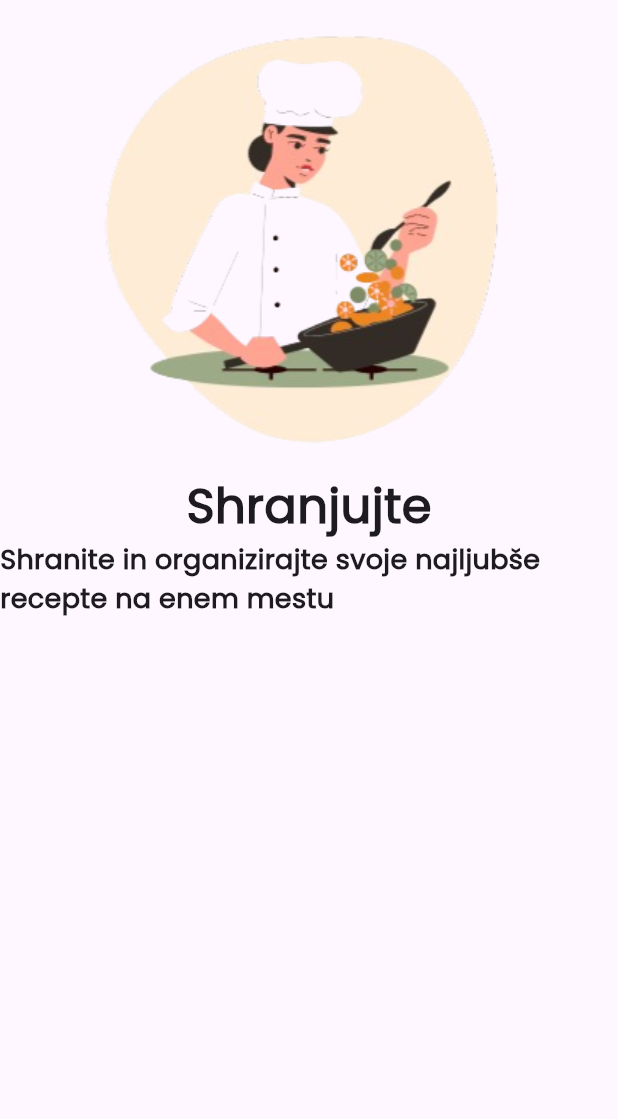
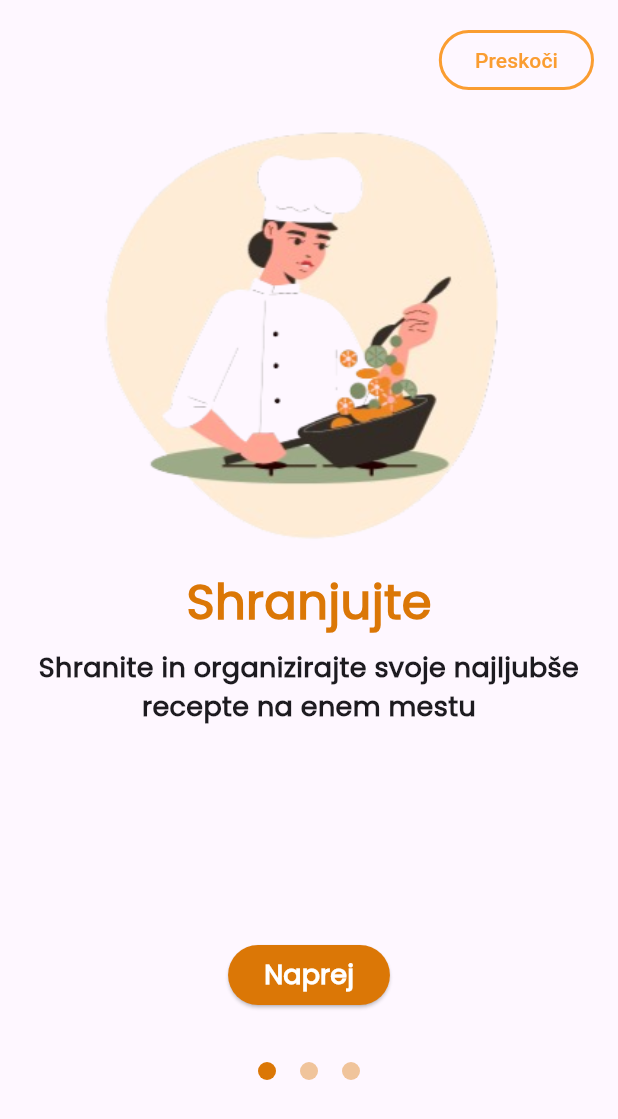
Before and after one commit to MajaR46/TVA, a Flutter app: the screen it shows after launch, on a phone screen of 412 x 824 dp. Shown: the top 1119 px of the screen. Run offline on Flutter 3.47's test engine with Material 3 defaults, Android fonts, the phone set to English and light mode, and no system bars.

Commit message:
finished onboarding screens

```diff
--- a/lib/screens/onboarding_screen.dart
+++ b/lib/screens/onboarding_screen.dart
@@ -1,7 +1,187 @@
 import 'package:flutter/material.dart';
+import 'package:foodie/screens/home_screen.dart';
 
-class OnBoardingScreen extends StatelessWidget {
+class OnBoardingScreen extends StatefulWidget {
   const OnBoardingScreen({Key? key}) : super(key: key);
+
+  @override
+  State<OnBoardingScreen> createState() => _OnBoardingScreenState();
+}
+
+class _OnBoardingScreenState extends State<OnBoardingScreen> {
+  late PageController _pageController;
+
+  int _pageIndex = 0;
+
+  @override
+  void initState() {
+    _pageController = PageController(initialPage: 0);
+    super.initState();
+  }
+
+  @override
+  void dispose() {
+    _pageController.dispose();
+    super.dispose();
+  }
+
+  @override
+  Widget build(BuildContext context) {
+    return Scaffold(
+      body: SafeArea(
+        child: Stack(
+          children: [
+            Column(
+              crossAxisAlignment: CrossAxisAlignment.stretch,
+              children: [
+                Expanded(
+                  child: PageView.builder(
+                    itemCount: data.length,
+                    controller: _pageController,
+                    onPageChanged: (index) {
+                      setState(() {
+                        _pageIndex = index;
+                      });
+                    },
+                    itemBuilder: (context, index) {
+                      return OnboardContent(
+                        image: data[index].image,
+                        title: data[index].title,
+                        desc: data[index].desc,
+                      );
+                    },
+                  ),
+                ),
+              ],
+            ),
+            Positioned(
+              top: 700,
+              left: 0,
+              right: 0,
+              child: Row(
+                mainAxisAlignment: MainAxisAlignment.center,
+                children: data.map((item) {
+                  int index = data.indexOf(item);
+                  return Padding(
+                    padding: const EdgeInsets.all(8.0),
+                    child: Dot(isActive: index == _pageIndex),
+                  );
+                }).toList(),
+              ),
+            ),
+            Positioned(
+              bottom: 150,
+              left: 0,
+              right: 0,
+              child: Center(
+                child: ElevatedButton(
+                  style: ElevatedButton.styleFrom(
+                    backgroundColor: const Color(0xffdb7706),
+                  ),
+                  onPressed: () {
+                    if (_pageIndex == data.length - 1) {
+                      Navigator.of(context).pushReplacement(MaterialPageRoute(
+                          builder: (context) => const HomeScreen()));
+                    } else {
+                      _pageController.nextPage(
+                        duration: const Duration(milliseconds: 300),
+                        curve: Curves.ease,
+                      );
+                    }
+                  },
+                  child: Text(
+                    _pageIndex == data.length - 1 ? 'Začni' : 'Naprej',
+                    style: const TextStyle(
+                      fontSize: 18,
+                      fontWeight: FontWeight.w800,
+                      fontFamily: 'Poppins',
+                      color: Colors.white,
+                    ),
+                  ),
+                ),
+              ),
+            ),
+            Positioned(
+              top: 16,
+              right: 16,
+              child: OutlinedButton(
+                style: OutlinedButton.styleFrom(
+                  foregroundColor: const Color(0xffFA9D31),
+                  side: const BorderSide(
+                    color: Color(0xffFA9D31),
+                    width: 2.0,
+                  ),
+                ),
+                onPressed: () {
+                  Navigator.of(context).pushReplacement(MaterialPageRoute(
+                      builder: (context) => const HomeScreen()));
+                },
+                child: const Text("Preskoči"),
+              ),
+            ),
+          ],
+        ),
+      ),
+    );
+  }
+}
+
+class Dot extends StatelessWidget {
+  const Dot({
+    Key? key,
+    this.isActive = false,
+  }) : super(key: key);
+
+  final bool isActive;
+
+  @override
+  Widget build(BuildContext context) {
+    return Container(
+      height: 12,
+      width: 12,
+      decoration: BoxDecoration(
+        color: isActive
+            ? const Color(0xffdb7706)
+            : const Color(0xffdb7706).withOpacity(0.4),
+        borderRadius: const BorderRadius.all(Radius.circular(25)),
+      ),
+    );
+  }
+}
+
+class OnBoard {
+  final String image, title, desc;
+
+  OnBoard({required this.image, required this.title, required this.desc});
+}
+
+final List<OnBoard> data = [
+  OnBoard(
+    image: 'assets/images/boarding1.png',
+    title: 'Shranjujte',
+    desc: 'Shranite in organizirajte svoje najljubše recepte na enem mestu',
+  ),
+  OnBoard(
+    image: 'assets/images/boarding2.png',
+    title: 'Delite',
+    desc: 'Svoje kuharske mojstrovine delite s prijatelji',
+  ),
+  OnBoard(
+    image: 'assets/images/boarding3.png',
+    title: 'Uživajte',
+    desc: 'Okusite radosti kuhanja in odkrijte nove okuse ter recepte',
+  ),
+];
+
+class OnboardContent extends StatelessWidget {
+  const OnboardContent({
+    Key? key,
+    required this.image,
+    required this.title,
+    required this.desc,
+  }) : super(key: key);
+
+  final String image, title, desc;
 
   @override
   Widget build(BuildContext context) {
@@ -9,22 +189,34 @@ class OnBoardingScreen extends StatelessWidget {
       body: SafeArea(
         child: Column(
           children: [
+            const SizedBox(height: 64),
             Image.asset(
-          'assets/images/boarding1.png',
+              image,
               fit: BoxFit.contain,
               width: 300,
             ),
-        const Text("Shranjujte",
-            style: TextStyle(
+            Text(
+              title,
+              style: const TextStyle(
                 fontSize: 32,
-                fontWeight: FontWeight.bold,
-                fontFamily: 'Poppins')),
-        const Text(
-          "Shranite in organizirajte svoje najljubše recepte na enem mestu",
-          style: TextStyle(
-              fontSize: 18, fontWeight: FontWeight.w600, fontFamily: 'Poppins'),
-        )
+                fontWeight: FontWeight.w800,
+                fontFamily: 'Poppins',
+                color: Color(0xffdb7706),
+              ),
+            ),
+            const SizedBox(height: 8),
+            Text(
+              desc,
+              style: const TextStyle(
+                fontSize: 18,
+                fontWeight: FontWeight.w600,
+                fontFamily: 'Poppins',
+              ),
+              textAlign: TextAlign.center,
+            ),
           ],
-    )));
+        ),
+      ),
+    );
   }
 }
```
Also changed, not shown: assets/images/boarding2.png, assets/images/boarding3.png. Lines whose indentation alone changed are shown as unchanged.
